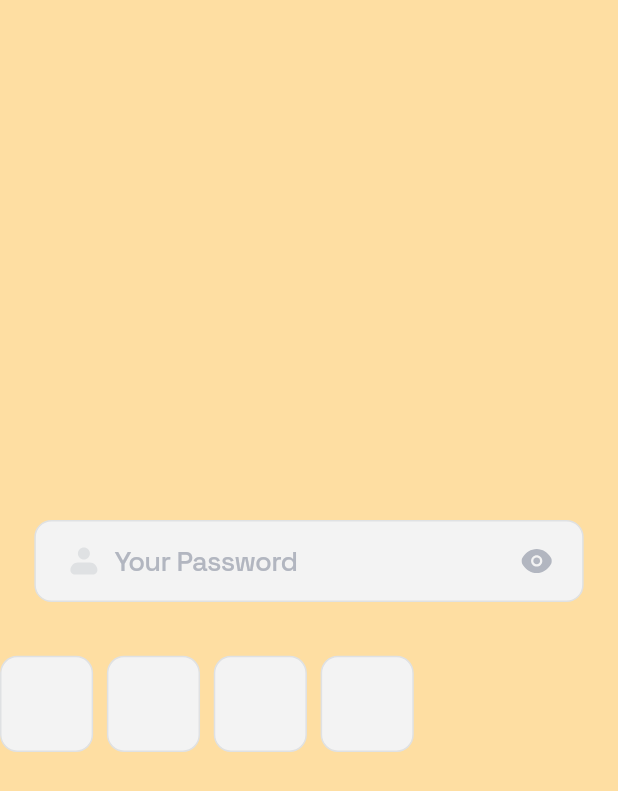
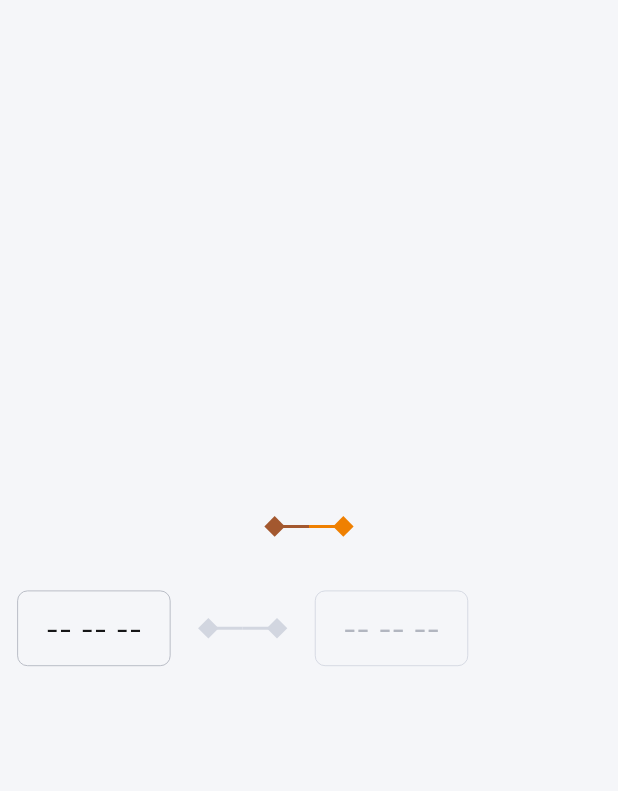
Before and after one commit to folaoluwafemi/task_sphere, a Flutter app: the screen it shows after launch, on a phone screen of 412 x 824 dp. Shown: the top 791 px of the screen. Run offline on Flutter 3.47's test engine with Material 2 defaults, Android fonts, the phone set to English and light mode, and no system bars; our stand-ins replace cloud_firestore, equatable, firebase_auth, firebase_core, flutter_screenutil, flutter_svg and 4 more; accounts and stored records are empty; generated files the repository leaves out were written again.

Commit message:
implement date picker

```diff
--- a/lib/src/entities/app/ui/components/components_barrel.dart
+++ b/lib/src/entities/app/ui/components/components_barrel.dart
@@ -1 +1,6 @@
+export 'package:task_sphere/src/entities/app/ui/components/inputs/date_range_picker.dart';
+export 'package:task_sphere/src/entities/app/ui/components/inputs/input_field.dart';
+export 'package:task_sphere/src/entities/app/ui/components/inputs/input_form_field.dart';
+export 'package:task_sphere/src/entities/app/ui/components/inputs/otp.dart';
+export 'package:task_sphere/src/entities/app/ui/components/inputs/password.dart';
 export 'package:task_sphere/src/entities/app/ui/components/tab_pills/tab_pill.dart';
--- /dev/null
+++ b/lib/src/entities/app/ui/components/inputs/date_range_picker.dart
@@ -0,0 +1,97 @@
+import 'package:flutter/material.dart';
+import 'package:flutter_screenutil/flutter_screenutil.dart';
+import 'package:task_sphere/src/entities/app/ui/components/spade/spade.dart';
+import 'package:task_sphere/src/utils/functions/extensions/extensions.dart';
+
+typedef DateRange = ({
+  DateTime? startDate,
+  DateTime? endDate,
+});
+
+class DateRangePicker extends StatefulWidget {
+  final DateTime? startDate;
+  final DateTime? endDate;
+  final VoidCallback? onStartDatePressed;
+  final VoidCallback? onEndDatePressed;
+
+  const DateRangePicker({
+    Key? key,
+    this.startDate,
+    this.endDate,
+    this.onStartDatePressed,
+    this.onEndDatePressed,
+  }) : super(key: key);
+
+  @override
+  State<DateRangePicker> createState() => _DateRangePickerState();
+}
+
+class _DateRangePickerState extends State<DateRangePicker> {
+  DateTime? get startDate => widget.startDate;
+
+  DateTime? get endDate => widget.endDate;
+
+  @override
+  Widget build(BuildContext context) {
+    return Row(
+      crossAxisAlignment: CrossAxisAlignment.center,
+      children: [
+        InkWell(
+          borderRadius: BorderRadius.circular(6.m),
+          onTap: widget.onStartDatePressed,
+          child: Container(
+            decoration: BoxDecoration(
+              borderRadius: BorderRadius.circular(6.m),
+              color: context.neutralColors.$100,
+              border: Border.all(
+                color: context.neutralColors.$500,
+                width: 0.5.l,
+              ),
+            ),
+            padding: EdgeInsets.symmetric(horizontal: 16.w, vertical: 11.h),
+            child: Text(
+              startDate?.formatSimpleDate() ?? '-- -- --',
+              style: context.secondaryTypography.paragraph.large.asRegular,
+            ),
+          ),
+        ),
+        16.boxWidth,
+        Spade.linked(
+          firstHalfColor: switch (startDate) {
+            null => context.neutralColors.$400,
+            _ => context.palette.primary,
+          },
+          secondHalfColor: switch (endDate) {
+            null => context.neutralColors.$400,
+            _ => context.palette.primary,
+          },
+        ),
+        16.boxWidth,
+        InkWell(
+          borderRadius: BorderRadius.circular(6.m),
+          onTap: startDate == null ? null : widget.onEndDatePressed,
+          child: Container(
+            decoration: BoxDecoration(
+              borderRadius: BorderRadius.circular(6.m),
+              color: context.neutralColors.$100,
+              border: Border.all(
+                color: startDate == null
+                    ? context.neutralColors.$400
+                    : context.neutralColors.$500,
+                width: 0.5.l,
+              ),
+            ),
+            padding: EdgeInsets.symmetric(horizontal: 16.w, vertical: 11.h),
+            child: Text(
+              endDate?.formatSimpleDate() ?? '-- -- --',
+              style: context.secondaryTypography.paragraph.large.asRegular
+                  .withColor(
+                startDate == null ? context.neutralColors.$500 : null,
+              ),
+            ),
+          ),
+        ),
+      ],
+    );
+  }
+}
--- a/lib/src/entities/app/ui/components/inputs/input_form_field.dart
+++ b/lib/src/entities/app/ui/components/inputs/input_form_field.dart
@@ -1,9 +1,8 @@
 import 'package:flutter/material.dart';
+import 'package:flutter_screenutil/flutter_screenutil.dart';
+import 'package:task_sphere/src/entities/app/ui/components/components_barrel.dart';
 import 'package:task_sphere/src/entities/app/ui/theme/theme_barrel.dart';
-import 'package:flutter_screenutil/flutter_screenutil.dart';
 import 'package:task_sphere/src/utils/utils_barrel.dart';
-
-typedef ColorWidgetBuilder = Widget Function(BuildContext context, Color color);
 
 class InputFormField extends StatefulWidget {
   final TextEditingController? controller;
--- a/lib/src/entities/app/ui/components/inputs/otp.dart
+++ b/lib/src/entities/app/ui/components/inputs/otp.dart
@@ -4,19 +4,19 @@ import 'package:flutter_screenutil/flutter_screenutil.dart';
 import 'package:task_sphere/src/entities/app/ui/components/inputs/input_field.dart';
 import 'package:task_sphere/src/utils/utils_barrel.dart';
 
-class CodeFields extends StatefulWidget {
+class OtpField extends StatefulWidget {
   final ValueChanged<String> onChanged;
 
-  const CodeFields({
+  const OtpField({
     Key? key,
     required this.onChanged,
   }) : super(key: key);
 
   @override
-  State createState() => _CodeFieldsState();
+  State createState() => _OtpFieldState();
 }
 
-class _CodeFieldsState extends State<CodeFields> {
+class _OtpFieldState extends State<OtpField> {
   @override
   void initState() {
     super.initState();
@@ -53,7 +53,7 @@ class _CodeFieldsState extends State<CodeFields> {
           return Row(
             children: [
               Flexible(
-                child: CodeField(
+                child: _OtpFieldItem(
                   focusNode: focusNodes[0],
                   controller: controllers[0],
                   onChanged: (value) {
@@ -65,7 +65,7 @@ class _CodeFieldsState extends State<CodeFields> {
               ),
               8.boxWidth,
               Flexible(
-                child: CodeField(
+                child: _OtpFieldItem(
                   focusNode: focusNodes[1],
                   controller: controllers[1],
                   onChanged: (value) {
@@ -79,7 +79,7 @@ class _CodeFieldsState extends State<CodeFields> {
               ),
               8.boxWidth,
               Flexible(
-                child: CodeField(
+                child: _OtpFieldItem(
                   focusNode: focusNodes[2],
                   controller: controllers[2],
                   onChanged: (value) {
@@ -93,7 +93,7 @@ class _CodeFieldsState extends State<CodeFields> {
               ),
               8.boxWidth,
               Flexible(
-                child: CodeField(
+                child: _OtpFieldItem(
                   focusNode: focusNodes[3],
                   controller: controllers[3],
                   onChanged: (value) {
@@ -170,12 +170,12 @@ class _CodeFieldsState extends State<CodeFields> {
   }
 }
 
-class CodeField extends StatelessWidget {
+class _OtpFieldItem extends StatelessWidget {
   final TextEditingController controller;
   final FocusNode? focusNode;
   final ValueChanged<String> onChanged;
 
-  const CodeField({
+  const _OtpFieldItem({
     Key? key,
     this.focusNode,
     required this.onChanged,
--- /dev/null
+++ b/lib/src/entities/app/ui/components/spade/half_spade_painter.dart
@@ -0,0 +1,53 @@
+import 'package:flutter/widgets.dart';
+import 'package:task_sphere/src/utils/utils_barrel.dart';
+
+class HalfSpadePainter extends CustomPainter {
+  final double headSize;
+  final double stemLength;
+  final Color color;
+
+  const HalfSpadePainter({
+    required this.headSize,
+    required this.stemLength,
+    required this.color,
+  });
+
+  @override
+  void paint(Canvas canvas, Size size) {
+    paintDiamondHead(canvas, size);
+    paintStem(canvas, size);
+  }
+
+  void paintStem(Canvas canvas, Size size) {
+    final Paint paint = Paint()
+      ..color = color
+      ..strokeWidth = 2
+      ..style = PaintingStyle.fill;
+
+    canvas.drawLine(
+      Offset(headSize.half, headSize.half),
+      Offset(headSize + stemLength, headSize.half),
+      paint,
+    );
+  }
+
+  void paintDiamondHead(Canvas canvas, Size size) {
+    final Paint paint = Paint()
+      ..color = color
+      ..style = PaintingStyle.fill;
+
+    final Path path = Path()
+      ..moveTo(0, headSize.half)
+      ..lineTo(headSize.half, 0)
+      ..lineTo(headSize, headSize.half)
+      ..lineTo(headSize / 2, headSize)
+      ..close();
+
+    canvas.drawPath(path, paint);
+  }
+
+  @override
+  bool shouldRepaint(covariant CustomPainter oldDelegate) {
+    return false;
+  }
+}
--- /dev/null
+++ b/lib/src/entities/app/ui/components/spade/spade.dart
@@ -0,0 +1,71 @@
+import 'package:flutter/widgets.dart';
+import 'package:flutter_screenutil/flutter_screenutil.dart';
+import 'package:task_sphere/src/entities/app/ui/components/spade/half_spade_painter.dart';
+import 'package:task_sphere/src/entities/app/ui/components/spade/linked_spades_painter.dart';
+import 'package:task_sphere/src/utils/functions/extensions/extensions.dart';
+
+enum _SpadePainterType {
+  half,
+  linked,
+}
+
+class Spade extends StatelessWidget {
+  final double headSize;
+  final double stemLength;
+  final Color? firstHalfColor;
+  final Color? secondHalfColor;
+  final _SpadePainterType _type;
+
+  Spade.half({
+    double? headSize,
+    double? stemLength,
+    Color? color,
+    super.key,
+  })  : firstHalfColor = color,
+        secondHalfColor = color,
+        headSize = headSize ?? 12.w,
+        stemLength = stemLength ?? 28.w,
+        _type = _SpadePainterType.half;
+
+  Spade.linked({
+    double? headSize,
+    double? stemLength,
+    this.firstHalfColor,
+    this.secondHalfColor,
+    super.key,
+  })  : headSize = headSize ?? 12.w,
+        stemLength = stemLength ?? 28.w,
+        _type = _SpadePainterType.linked;
+
+  @override
+  Widget build(BuildContext context) {
+    final Color firstHalfColor =
+        this.firstHalfColor ?? context.palette.secondary;
+    final Color secondHalfColor =
+        this.secondHalfColor ?? context.palette.primary;
+
+    final CustomPainter painter = switch (_type) {
+      _SpadePainterType.half => HalfSpadePainter(
+          headSize: headSize,
+          stemLength: stemLength / 2,
+          color: firstHalfColor,
+        ),
+      _SpadePainterType.linked => LinkedSpadePainter(
+          headSize: headSize,
+          stemLength: stemLength,
+          firstHalfColor: firstHalfColor,
+          secondHalfColor: secondHalfColor,
+        ),
+    };
+    return SizedBox(
+      height: headSize,
+      width: switch (_type) {
+        _SpadePainterType.half => headSize + stemLength,
+        _SpadePainterType.linked => (headSize * 2) + stemLength,
+      },
+      child: CustomPaint(
+        painter: painter,
+      ),
+    );
+  }
+}
--- a/lib/src/entities/starter/onboarding/ui/presentation/onboarding_screen.dart
+++ b/lib/src/entities/starter/onboarding/ui/presentation/onboarding_screen.dart
@@ -1,7 +1,7 @@
 import 'package:flutter/material.dart';
-import 'package:flutter_svg/flutter_svg.dart';
-import 'package:task_sphere/src/entities/app/ui/components/inputs/otp.dart';
-import 'package:task_sphere/src/entities/app/ui/components/inputs/password.dart';
+import 'package:flutter_screenutil/flutter_screenutil.dart';
+import 'package:task_sphere/src/entities/app/app_barrel.dart';
+import 'package:task_sphere/src/entities/app/ui/components/spade/spade.dart';
 import 'package:task_sphere/src/utils/utils_barrel.dart';
 
 class OnboardingScreen extends StatelessWidget {
@@ -15,28 +15,25 @@ class OnboardingScreen extends StatelessWidget {
         toolbarHeight: 0,
         backgroundColor: context.palette.primary,
       ),
-      backgroundColor: context.palette.bgAccent,
+      backgroundColor: context.neutralColors.$100,
+      // backgroundColor: context.palette.secondary,
       body: Center(
         child: Column(
           mainAxisAlignment: MainAxisAlignment.center,
           children: [
             30.boxHeight,
+            Transform.scale(
+              scale: 1,
+              child: Spade.linked(),
+            ),
+            30.boxHeight,
             Padding(
-              padding: EdgeInsets.symmetric(horizontal: 20.m),
-              child: PasswordFormField(
-                hintText: 'Your Password',
-                palette: context.inputPalette.singleFieldPalette,
-                prefixIconBuilder: (context, color) => SvgPicture.asset(
-                  VectorAssets.profileFilled,
-                  color: color,
-                ),
+              padding: EdgeInsets.symmetric(horizontal: 10.w),
+              child: DateRangePicker(
+                onStartDatePressed: () {},
               ),
             ),
-            30.boxHeight,
-            CodeFields(
-              onChanged: (value) {},
-            ),
-            10.boxHeight,
+            60.boxHeight,
           ],
         ),
       ),
--- a/lib/src/utils/functions/extensions/extensions.dart
+++ b/lib/src/utils/functions/extensions/extensions.dart
@@ -1,10 +1,13 @@
 import 'dart:math';
 
 import 'package:flutter/material.dart';
+import 'package:intl/intl.dart' as intl;
 import 'package:flutter_screenutil/flutter_screenutil.dart';
 import 'package:task_sphere/src/entities/app/app_barrel.dart';
 
 part 'build_context_extension.dart';
+
+part 'date_time_extension.dart';
 
 part 'iterable_extension.dart';
 
--- a/lib/src/utils/functions/extensions/num_extension.dart
+++ b/lib/src/utils/functions/extensions/num_extension.dart
@@ -8,4 +8,10 @@ extension AppSizerDoubleExtension on num {
   SizedBox get boxWidth => SizedBox(width: w);
 
   SizedBox get boxHeight => SizedBox(height: h);
+
+  double get half => this / 2;
+
+  double percent(double value) => this * value / 100;
+
+  double ratio(double value) => this * value;
 }
--- a/lib/src/utils/functions/extensions/text_style_extension.dart
+++ b/lib/src/utils/functions/extensions/text_style_extension.dart
@@ -1,7 +1,7 @@
 part of 'extensions.dart';
 
 extension TextStyleExtension on TextStyle {
-  TextStyle withColor(Color color) => copyWith(color: color);
+  TextStyle withColor(Color? color) => copyWith(color: color);
 
   TextStyle withSize(double size) => copyWith(fontSize: size);
 
--- a/lib/src/utils/functions/util_functions.dart
+++ b/lib/src/utils/functions/util_functions.dart
@@ -1,3 +1,4 @@
+import 'package:intl/intl.dart' as intl;
 import 'package:task_sphere/src/utils/utils_barrel.dart';
 
 abstract final class UtilFunctions {
@@ -19,6 +20,7 @@ abstract final class UtilFunctions {
       throw Failure(message: '$e', stackTrace: stackTrace);
     }
   }
+
 
   static String formatDateWithShortMonth(DateTime date) {
     final String month = Values.shortMonths[date.month];
--- a/pubspec.yaml
+++ b/pubspec.yaml
@@ -23,6 +23,7 @@ dependencies:
   hive_flutter: ^1.1.0
   flutter_svg: ^2.0.6
   flutter_screenutil: ^5.8.4
+  intl: ^0.18.1
 
 dev_dependencies:
   flutter_test:
```
Also changed, not shown: lib/src/entities/app/ui/components/spade/linked_spades_painter.dart (added, +99 -0 lines), lib/src/utils/functions/extensions/date_time_extension.dart (added, +12 -0 lines), pubspec.lock.
